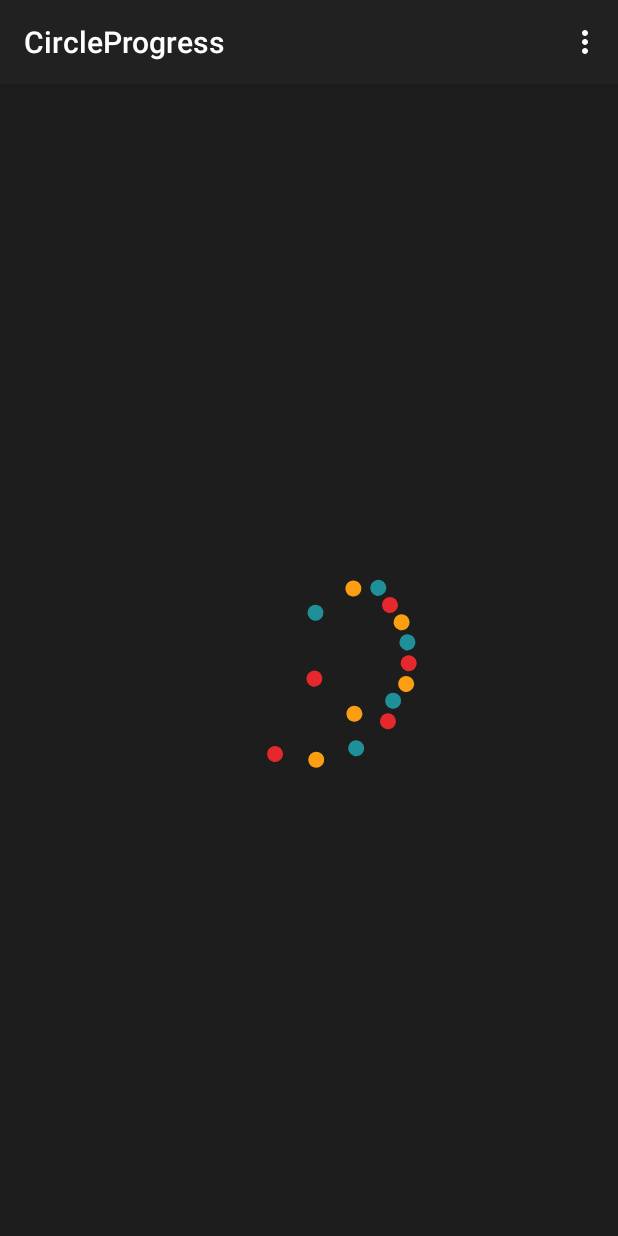
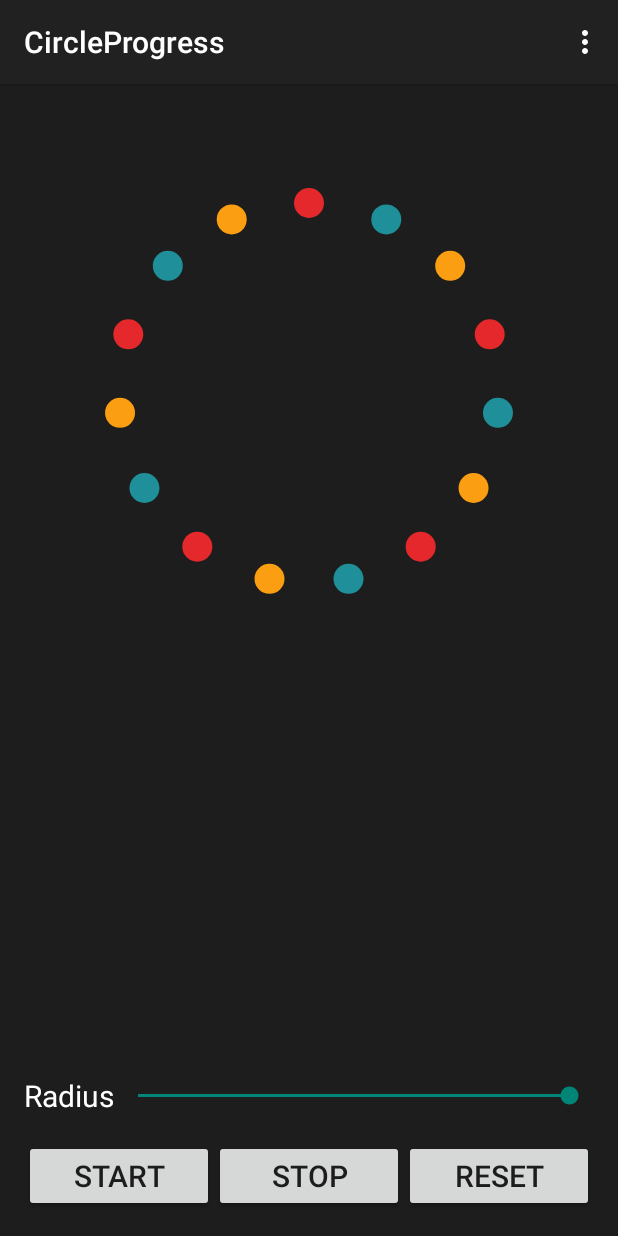
Before and after one commit to Fichardu/CircleProgress, an Android app: the screen it shows after launch (MainActivity), in the options menu, after a tap on "Settings", on a phone screen of 412 x 824 dp. Run offline under Robolectric (Android 15) with nearby library versions, the phone set to English and light mode, and no system bars.

Commit message:
radius control

```diff
--- a/app/src/main/java/me/fichardu/circleprogress/CircleProgress.java
+++ b/app/src/main/java/me/fichardu/circleprogress/CircleProgress.java
@@ -19,9 +19,11 @@ public class CircleProgress extends View {
 
     private final double DEGREE = Math.PI / 180;
     private Paint mPaint;
+    private int mViewSize;
     private int mRadius;
     private int mPointRadius;
     private long mStartTime;
+    private long mPlayTime;
     private boolean mStartAnim = false;
     private Point mCenter = new Point();
 
@@ -58,13 +60,11 @@ public class CircleProgress extends View {
         int defaultSize = getResources().getDimensionPixelSize(R.dimen.default_circle_view_size);
         int width = getDefaultSize(defaultSize, widthMeasureSpec);
         int height = getDefaultSize(defaultSize, heightMeasureSpec);
-        int size = Math.min(width, height);
-        setMeasuredDimension(size, size);
+        mViewSize = Math.min(width, height);
+        setMeasuredDimension(mViewSize, mViewSize);
+        mCenter.set(mViewSize / 2, mViewSize / 2);
 
-        mRadius = size / 3;
-        mPointRadius = mRadius / 12;
-        mCenter.set(size / 2, size / 2);
-        calPoints();
+        calPoints(1.0f);
     }
 
 
@@ -72,7 +72,7 @@ public class CircleProgress extends View {
     protected void onDraw(Canvas canvas) {
         canvas.save();
         canvas.translate(mCenter.x, mCenter.y);
-        if (mStartAnim) {
+
         float factor = getFactor();
         canvas.rotate(36 * factor);
         float x, y;
@@ -83,18 +83,18 @@ public class CircleProgress extends View {
             y = mArcPoint[i].y - 2 * mArcPoint[i].y * itemFactor;
             canvas.drawCircle(x, y, mPointRadius, mPaint);
         }
+
+        canvas.restore();
+
+        if (mStartAnim) {
             postInvalidate();
-        } else {
-            for (ArcPoint item : mArcPoint) {
-                mPaint.setColor(item.color);
-                canvas.drawCircle(item.x, item.y, mPointRadius, mPaint);
         }
     }
-        canvas.restore();
 
-    }
+    private void calPoints(float factor) {
+        mRadius = (int) (mViewSize / 3 * factor);
+        mPointRadius = mRadius / 12;
 
-    private void calPoints() {
         for (int i = 0; i < POINT_NUM; ++i) {
             float x = mRadius * -(float) Math.sin(DEGREE * 24 * i);
             float y = mRadius * -(float) Math.cos(DEGREE * 24 * i);
@@ -105,17 +105,12 @@ public class CircleProgress extends View {
     }
 
 
-
-
-
     private float getFactor() {
         if (mStartAnim) {
-            long offset = AnimationUtils.currentAnimationTimeMillis() - mStartTime;
-            float factor = offset / (float) mDuration;
+            mPlayTime = AnimationUtils.currentAnimationTimeMillis() - mStartTime;
+        }
+        float factor = mPlayTime / (float) mDuration;
         return factor % 1f;
-        } else {
-            return 0f;
-        }
     }
 
     private float getItemFactor(int index, float factor) {
@@ -129,9 +124,17 @@ public class CircleProgress extends View {
     }
 
     public void startAnim() {
+        mPlayTime = mPlayTime % mDuration;
+        mStartTime = AnimationUtils.currentAnimationTimeMillis() - mPlayTime;
         mStartAnim = true;
-        mStartTime = AnimationUtils.currentAnimationTimeMillis();
         postInvalidate();
+    }
+
+    public void reset() {
+        stopAnim();
+        mPlayTime = 0;
+        postInvalidate();
+
     }
 
     public void stopAnim() {
@@ -144,6 +147,12 @@ public class CircleProgress extends View {
 
     public void setDuration(long duration) {
         mDuration = duration;
+    }
+
+    public void setRadius(float factor) {
+        stopAnim();
+        calPoints(factor);
+        startAnim();
     }
 
     static class ArcPoint {
--- a/app/src/main/java/me/fichardu/circleprogress/MainActivity.java
+++ b/app/src/main/java/me/fichardu/circleprogress/MainActivity.java
@@ -1,14 +1,21 @@
 package me.fichardu.circleprogress;
 
+import android.os.Bundle;
 import android.support.v7.app.ActionBarActivity;
-import android.os.Bundle;
 import android.view.Menu;
 import android.view.MenuItem;
+import android.view.View;
+import android.widget.SeekBar;
 
 
-public class MainActivity extends ActionBarActivity {
+public class MainActivity extends ActionBarActivity implements View.OnClickListener {
 
     private CircleProgress mProgressView;
+    private View mStartBtn;
+    private View mStopBtn;
+    private View mResetBtn;
+    private SeekBar mSeekBar;
+
 
     @Override
     protected void onCreate(Bundle savedInstanceState) {
@@ -17,6 +24,31 @@ public class MainActivity extends ActionBarActivity {
 
         mProgressView = (CircleProgress) findViewById(R.id.progress);
         mProgressView.startAnim();
+        mStartBtn = findViewById(R.id.start_btn);
+        mStartBtn.setOnClickListener(this);
+        mStopBtn = findViewById(R.id.stop_btn);
+        mStopBtn.setOnClickListener(this);
+        mResetBtn = findViewById(R.id.reset_btn);
+        mResetBtn.setOnClickListener(this);
+
+        mSeekBar = (SeekBar) findViewById(R.id.out_seek);
+        mSeekBar.setOnSeekBarChangeListener(new SeekBar.OnSeekBarChangeListener() {
+            @Override
+            public void onProgressChanged(SeekBar seekBar, int progress, boolean fromUser) {
+
+            }
+
+            @Override
+            public void onStartTrackingTouch(SeekBar seekBar) {
+
+            }
+
+            @Override
+            public void onStopTrackingTouch(SeekBar seekBar) {
+                float factor = seekBar.getProgress() / 100f;
+                mProgressView.setRadius(factor);
+            }
+        });
     }
 
 
@@ -41,4 +73,15 @@ public class MainActivity extends ActionBarActivity {
 
         return super.onOptionsItemSelected(item);
     }
+
+    @Override
+    public void onClick(View v) {
+        if (v == mStartBtn) {
+            mProgressView.startAnim();
+        } else if (v == mStopBtn) {
+            mProgressView.stopAnim();
+        } else if (v == mResetBtn) {
+            mProgressView.reset();
+        }
+    }
 }
--- a/app/src/main/res/layout/activity_main.xml
+++ b/app/src/main/res/layout/activity_main.xml
@@ -4,16 +4,74 @@
                 android:layout_height="match_parent"
                 android:paddingLeft="@dimen/activity_horizontal_margin"
                 android:paddingRight="@dimen/activity_horizontal_margin"
-                android:paddingTop="@dimen/activity_vertical_margin"
-                android:paddingBottom="@dimen/activity_vertical_margin"
+                android:paddingTop="@dimen/activity_horizontal_margin"
+                android:paddingBottom="@dimen/activity_horizontal_margin"
                 android:background="#1D1D1D"
                 tools:context=".MainActivity">
 
     <me.fichardu.circleprogress.CircleProgress
         android:id="@+id/progress"
-        android:layout_width="200dp"
-        android:layout_height="200dp"
-        android:layout_centerInParent="true"/>
+        android:layout_width="match_parent"
+        android:layout_height="wrap_content"
+        />
+
+    <LinearLayout
+        android:id="@+id/btn_layout"
+        android:layout_width="match_parent"
+        android:layout_height="wrap_content"
+        android:layout_alignParentBottom="true"
+        android:orientation="horizontal">
+
+        <Button
+            android:id="@+id/start_btn"
+            android:layout_width="0dp"
+            android:layout_height="wrap_content"
+            android:layout_weight="1"
+            android:text="Start"
+            android:textColor="?android:textColorPrimary"
+            android:textSize="20sp"/>
+
+        <Button
+            android:id="@+id/stop_btn"
+            android:layout_width="0dp"
+            android:layout_height="wrap_content"
+            android:layout_weight="1"
+            android:text="Stop"
+            android:textColor="?android:textColorPrimary"
+            android:textSize="20sp"/>
+
+        <Button
+            android:id="@+id/reset_btn"
+            android:layout_width="0dp"
+            android:layout_height="wrap_content"
+            android:layout_weight="1"
+            android:text="Reset"
+            android:textColor="?android:textColorPrimary"
+            android:textSize="20sp"/>
+    </LinearLayout>
+
+    <LinearLayout
+        android:layout_width="match_parent"
+        android:layout_height="wrap_content"
+        android:gravity="center_vertical"
+        android:layout_above="@id/btn_layout"
+        android:layout_marginBottom="16dp"
+        android:orientation="horizontal">
+
+        <TextView
+            android:layout_width="wrap_content"
+            android:layout_height="wrap_content"
+            android:textColor="@android:color/white"
+            android:textSize="20sp"
+            android:text="Radius"/>
+
+        <SeekBar
+            android:id="@+id/out_seek"
+            android:progress="100"
+            android:layout_width="match_parent"
+            android:layout_height="wrap_content"/>
+
+    </LinearLayout>
 
 
 </RelativeLayout>
```
Lines whose indentation alone changed are shown as unchanged.
